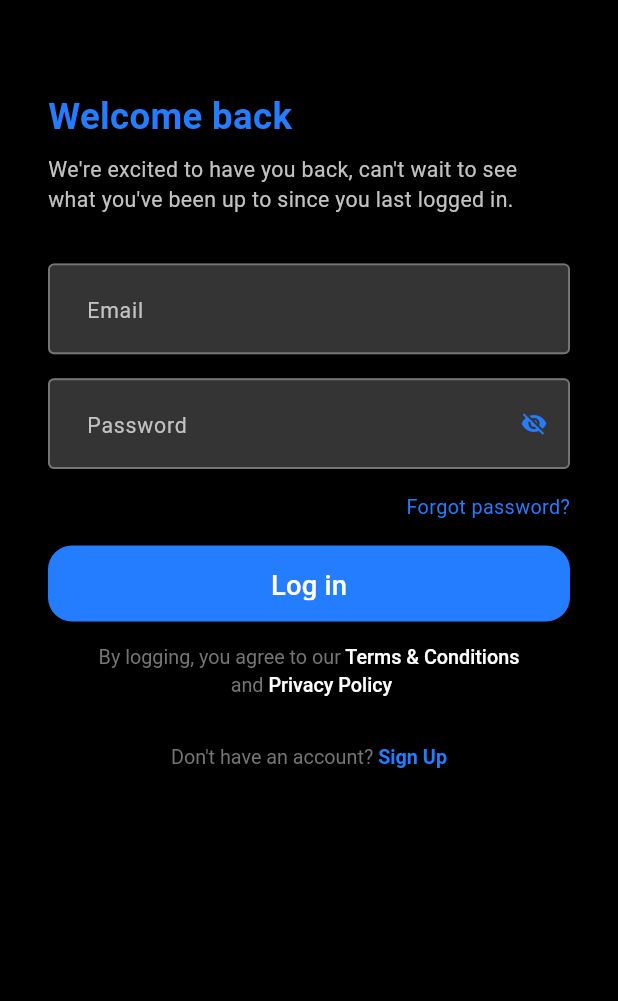
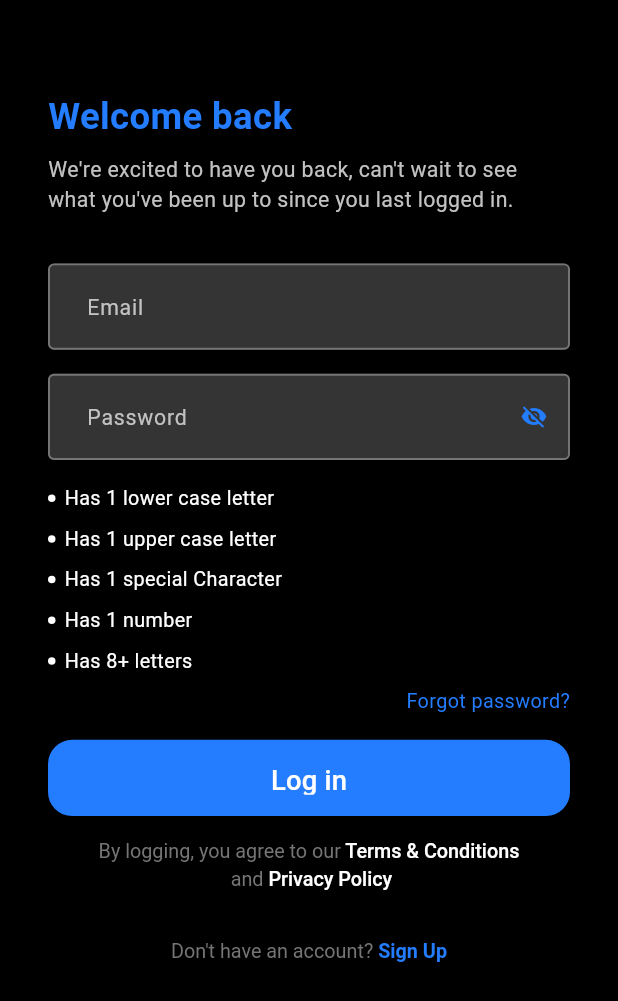
Before and after one commit to aliarfeen/doc_appointment_app, a Flutter app: the screen it shows after launch, after a tap on "Get Started", on a phone screen of 412 x 824 dp. Shown: the top 1001 px of the screen. Run offline on Flutter 3.47's test engine with Material 3 defaults, Android fonts, the phone set to English and light mode, and no system bars; our stand-ins replace dio, flutter_bloc, flutter_screenutil, flutter_svg, freezed_annotation, get_it and 2 more; generated files the repository leaves out were written again.

Commit message:
updated sing in validation UI

```diff
--- /dev/null
+++ b/lib/core/di/dependency_injection.dart
@@ -0,0 +1,26 @@
+import 'package:dio/dio.dart';
+import 'package:doc_appointment_app/core/networking/api_service.dart';
+import 'package:doc_appointment_app/core/networking/dio_factory.dart';
+import 'package:doc_appointment_app/features/login/data/repos/login_repo.dart';
+import 'package:doc_appointment_app/features/login/logic/cubit/login_cubit.dart';
+import 'package:get_it/get_it.dart';
+
+final getIt = GetIt.instance;
+
+Future<void> setupGetIt() async {
+  // Register Dio instance & ApiService
+  // This is a singleton instance of Dio that will be used throughout the app.
+  // The ApiService is a Retrofit service that uses Dio for network calls.
+  // It is registered as a lazy singleton, meaning it will only be created when it's first accessed.
+  // The ApiService is used to make network requests to the API.
+  // The DioFactory is a custom class that creates and configures the Dio instance.
+  Dio dio = DioFactory.getDio();
+  getIt.registerLazySingleton<ApiService>(() => ApiService(dio));
+// login repo
+  // The LoginRepo is a repository class that handles the login logic.
+  // It is registered as a lazy singleton, meaning it will only be created when it's first accessed.
+  // The LoginCubit is a state management class that uses the LoginRepo to manage the login state.
+
+  getIt.registerLazySingleton<LoginRepo>(() => LoginRepo(getIt()));
+  getIt.registerLazySingleton<LoginCubit>(() => LoginCubit(getIt()));
+}
--- /dev/null
+++ b/lib/core/helpers/regex.dart
@@ -0,0 +1,36 @@
+class AppRegex {
+  static bool isEmailValid(String email) {
+    return RegExp(r'^.+@[a-zA-Z]+\.{1}[a-zA-Z]+(\.{0,1}[a-zA-Z]+)$')
+        .hasMatch(email);
+  }
+
+  static bool isPasswordValid(String password) {
+    return RegExp(
+            r"^(?=.*[a-z])(?=.*[A-Z])(?=.*\d)(?=.*[@$!%*?&])[A-Za-z\d@$!%*?&]{8,}$")
+        .hasMatch(password);
+  }
+
+  static bool isPhoneNumberValid(String phoneNumber) {
+    return RegExp(r'^(010|011|012|015)[0-9]{8}$').hasMatch(phoneNumber);
+  }
+
+  static bool hasLowerCase(String password) {
+    return RegExp(r'^(?=.*[a-z])').hasMatch(password);
+  }
+
+  static bool hasUpperCase(String password) {
+    return RegExp(r'^(?=.*[A-Z])').hasMatch(password);
+  }
+
+  static bool hasNumber(String password) {
+    return RegExp(r'^(?=.*?[0-9])').hasMatch(password);
+  }
+
+  static bool hasSpecialCharacter(String password) {
+    return RegExp(r'^(?=.*?[#?!@$%^&*-])').hasMatch(password);
+  }
+
+  static bool hasMinLength(String password) {
+    return RegExp(r'^(?=.{8,})').hasMatch(password);
+  }
+}
--- a/lib/core/routing/app_router.dart
+++ b/lib/core/routing/app_router.dart
@@ -1,7 +1,11 @@
 import 'package:doc_appointment_app/core/routing/routes.dart';
+import 'package:doc_appointment_app/core/di/dependency_injection.dart';
+
+import 'package:doc_appointment_app/features/login/logic/cubit/login_cubit.dart';
 import 'package:doc_appointment_app/features/login/ui/widgets/login_screen.dart';
 import 'package:doc_appointment_app/features/onborading/onboarding_screen.dart';
 import 'package:flutter/material.dart';
+import 'package:flutter_bloc/flutter_bloc.dart';
 
 class AppRouter {
   Route generateRoute(RouteSettings settings) {
@@ -9,7 +13,11 @@ class AppRouter {
       case Routes.onBoardingScreen:
         return MaterialPageRoute(builder: (_) => const OnboardingScreen());
       case Routes.logInScreen:
-        return MaterialPageRoute(builder: (_) => const LoginScreen());
+        return MaterialPageRoute(
+            builder: (_) => BlocProvider(
+                  create: (context) => getIt<LoginCubit>(),
+                  child: const LoginScreen(),
+                ));
       default:
         return MaterialPageRoute(
           builder: (_) => SnackBar(
--- a/lib/core/widgets/app_text_field_form.dart
+++ b/lib/core/widgets/app_text_field_form.dart
@@ -8,12 +8,16 @@ class AppTextFieldForm extends StatelessWidget {
   final String hintText;
   final bool? isObsecured;
   final Widget? suffixIcon;
+  final Function(String?) validator;
+  final TextEditingController? controller;
 
   const AppTextFieldForm({
     super.key,
+    required this.validator,
+    required this.hintText,
+    this.controller,
     this.isObsecured,
     this.suffixIcon,
-    required this.hintText,
   });
 
   @override
@@ -21,8 +25,13 @@ class AppTextFieldForm extends StatelessWidget {
     return Padding(
       padding: const EdgeInsets.only(bottom: 16),
       child: TextFormField(
+        controller: controller,
+        validator: (value) {
+          return validator(value);
+        },
         cursorColor: ColorsManager.mainBlue,
         obscureText: isObsecured ?? false,
+        style: TextStyles.font14DarkBlueMedium,
         obscuringCharacter: '*',
         decoration: InputDecoration(
           isDense: true,
@@ -40,6 +49,12 @@ class AppTextFieldForm extends StatelessWidget {
           enabledBorder: OutlineInputBorder(
             borderSide: BorderSide(color: ColorsManager.gray, width: 1.3),
           ),
+          errorBorder: OutlineInputBorder(
+              borderSide: const BorderSide(color: Colors.red, width: 1.3),
+              borderRadius: BorderRadius.circular(16)),
+          focusedErrorBorder: OutlineInputBorder(
+              borderSide: const BorderSide(color: Colors.red, width: 1.3),
+              borderRadius: BorderRadius.circular(16)),
         ),
       ),
     );
--- a/lib/features/login/logic/cubit/login_cubit.dart
+++ b/lib/features/login/logic/cubit/login_cubit.dart
@@ -1,11 +1,16 @@
 import 'package:doc_appointment_app/features/login/data/models/login_request_body.dart';
 import 'package:doc_appointment_app/features/login/data/repos/login_repo.dart';
 import 'package:doc_appointment_app/features/login/logic/cubit/login_state.dart';
+import 'package:flutter/cupertino.dart';
 import 'package:flutter_bloc/flutter_bloc.dart';
 
 class LoginCubit extends Cubit<LoginState> {
   final LoginRepo _LoginRepo;
   LoginCubit(this._LoginRepo) : super(const LoginState.initial());
+
+  TextEditingController emailController = TextEditingController();
+  TextEditingController passwordController = TextEditingController();
+  final formKey = GlobalKey<FormState>();
 
   void emitLoadingState(LoginRequestBody loginRequestBody) async {
     emit(const LoginState.loading());
@@ -15,7 +20,7 @@ class LoginCubit extends Cubit<LoginState> {
         emit(LoginState.success(loginResponse));
       },
       failure: (error) {
-        emit(LoginState.error(error: error.failure.message ?? ""));
+        emit(LoginState.error(error: error.apiErrorModel.message ?? ""));
       },
     );
   }
--- /dev/null
+++ b/lib/features/login/ui/widgets/email_and_password.dart
@@ -0,0 +1,76 @@
+import 'package:doc_appointment_app/core/widgets/app_text_field_form.dart';
+import 'package:doc_appointment_app/features/login/logic/cubit/login_cubit.dart';
+import 'package:doc_appointment_app/features/login/ui/widgets/password_validations.dart';
+import 'package:flutter/material.dart';
+import 'package:flutter/widgets.dart';
+import 'package:flutter_bloc/flutter_bloc.dart';
+
+class EmailAndPassword extends StatefulWidget {
+  const EmailAndPassword({super.key});
+
+  @override
+  State<EmailAndPassword> createState() => _EmailAndPasswordState();
+}
+
+class _EmailAndPasswordState extends State<EmailAndPassword> {
+  bool isObsecured = true;
+
+  bool hasLowerCase = false,
+      hasUpperCase = false,
+      hasSpecialCharacters = false,
+      hasNumber = false,
+      hasMinLength = false;
+  late TextEditingController passwordController, emailController;
+  @override
+  void initState() {
+    super.initState();
+    passwordController = context.read<LoginCubit>().passwordController;
+  }
+
+  @override
+  Widget build(BuildContext context) {
+    return Form(
+        key: context.read<LoginCubit>().formKey,
+        child: Column(
+          children: [
+            AppTextFieldForm(
+              hintText: 'Email',
+              controller: context.read<LoginCubit>().emailController,
+              validator: (value) {
+                if (value == null || value.isEmpty) {
+                  return "Please enter valid Email";
+                }
+              },
+            ),
+            AppTextFieldForm(
+              //we ddnt complete validator here (here's ur check point)
+              validator: (value) {
+                if (value == null || value.isEmpty) {
+                  return "Please enter valid Password";
+                }
+              },
+              hintText: 'Password',
+              isObsecured: isObsecured,
+              suffixIcon: GestureDetector(
+                onTap: () {
+                  setState(
+                    () {
+                      isObsecured = !isObsecured;
+                    },
+                  );
+                },
+                child:
+                    Icon(isObsecured ? Icons.visibility_off : Icons.visibility),
+              ),
+            ),
+            PassWordValidations(
+              hasLowerCase: hasLowerCase,
+              hasUpperCase: hasUpperCase,
+              hasSpecialCharacters: hasSpecialCharacters,
+              hasNumber: hasNumber,
+              hasMinLength: hasMinLength,
+            ),
+          ],
+        ));
+  }
+}
--- a/lib/features/login/ui/widgets/login_screen.dart
+++ b/lib/features/login/ui/widgets/login_screen.dart
@@ -2,6 +2,7 @@ import 'package:doc_appointment_app/core/helpers/spacers.dart';
 import 'package:doc_appointment_app/core/theming/styles.dart';
 import 'package:doc_appointment_app/core/widgets/app_text_button.dart';
 import 'package:doc_appointment_app/core/widgets/app_text_field_form.dart';
+import 'package:doc_appointment_app/features/login/ui/widgets/email_and_password.dart';
 import 'package:doc_appointment_app/features/login/ui/widgets/terms_and_conditions.dart';
 import 'package:doc_appointment_app/features/login/ui/widgets/you_have_acc.dart';
 import 'package:flutter/material.dart';
@@ -37,22 +38,7 @@ class _LoginScreenState extends State<LoginScreen> {
                   style: TextStyles.font14LightGrayRegular,
                 ),
                 verticalSpacer(32.h),
-                AppTextFieldForm(hintText: 'Email'),
-                AppTextFieldForm(
-                  hintText: 'Password',
-                  isObsecured: isObsecure,
-                  suffixIcon: GestureDetector(
-                    onTap: () {
-                      setState(
-                        () {
-                          isObsecure = !isObsecure;
-                        },
-                      );
-                    },
-                    child: Icon(
-                        isObsecure ? Icons.visibility_off : Icons.visibility),
-                  ),
-                ),
+                EmailAndPassword(),
                 Align(
                   alignment: AlignmentDirectional.centerEnd,
                   child: Text(
@@ -64,7 +50,9 @@ class _LoginScreenState extends State<LoginScreen> {
                 AppTextButton(
                   buttonText: 'Log in',
                   textStyle: TextStyles.font18WhiteMedium,
-                  onPressed: () {},
+                  onPressed: () {
+                    _validateThemSubmit();
+                  },
                 ),
                 verticalSpacer(16),
                 Align(
@@ -84,4 +72,6 @@ class _LoginScreenState extends State<LoginScreen> {
       ),
     );
   }
+
+  void _validateThemSubmit() {}
 }
--- /dev/null
+++ b/lib/features/login/ui/widgets/password_validations.dart
@@ -0,0 +1,64 @@
+import 'package:doc_appointment_app/core/helpers/spacers.dart';
+import 'package:doc_appointment_app/core/theming/colors.dart';
+import 'package:doc_appointment_app/core/theming/styles.dart';
+import 'package:flutter/material.dart';
+import 'package:flutter_screenutil/flutter_screenutil.dart';
+
+class PassWordValidations extends StatelessWidget {
+  final bool hasLowerCase,
+      hasUpperCase,
+      hasSpecialCharacters,
+      hasNumber,
+      hasMinLength;
+  const PassWordValidations(
+      {super.key,
+      required this.hasLowerCase,
+      required this.hasUpperCase,
+      required this.hasSpecialCharacters,
+      required this.hasNumber,
+      required this.hasMinLength});
+
+  @override
+  Widget build(BuildContext context) {
+    return Column(
+      children: [
+        //gonna optimze it later
+        _buildValidationItem("Has 1 lower case letter", hasLowerCase),
+
+        _buildValidationItem("Has 1 upper case letter", hasUpperCase),
+
+        _buildValidationItem("Has 1 special Character", hasSpecialCharacters),
+
+        _buildValidationItem("Has 1 number", hasNumber),
+
+        _buildValidationItem("Has 8+ letters", hasMinLength),
+      ],
+    );
+  }
+
+  Widget _buildValidationItem(String text, bool isValidated) {
+    return Column(
+      children: [
+        Row(
+          children: [
+            CircleAvatar(
+              radius: 2.5,
+              backgroundColor: isValidated ? Colors.green : Colors.white,
+            ),
+            horizontalSpacer(6),
+            Text(
+              text,
+              style: TextStyles.font13DarkBlueRegular.copyWith(
+                decoration: isValidated ? TextDecoration.lineThrough : null,
+                decorationColor: Colors.green,
+                decorationThickness: 2,
+                color: isValidated ? Colors.green : Colors.white,
+              ),
+            )
+          ],
+        ),
+        verticalSpacer(8.h)
+      ],
+    );
+  }
+}
--- a/lib/features/onborading/onboarding_screen.dart
+++ b/lib/features/onborading/onboarding_screen.dart
@@ -7,7 +7,6 @@ import 'package:doc_appointment_app/core/theming/styles.dart';
 
 class OnboardingScreen extends StatelessWidget {
   const OnboardingScreen({super.key});
-
   @override
   Widget build(BuildContext context) {
     return Scaffold(
--- a/lib/main.dart
+++ b/lib/main.dart
@@ -1,8 +1,11 @@
+import 'package:doc_appointment_app/core/di/dependency_injection.dart';
 import 'package:doc_appointment_app/core/routing/app_router.dart';
 import 'package:doc_appointment_app/doc_app.dart';
 import 'package:flutter/material.dart';
 
-void main() {
+void main() async {
+  WidgetsFlutterBinding.ensureInitialized();
+  await setupGetIt();
   runApp(DocApp(
     appRouter: AppRouter(),
   ));
--- a/pubspec.yaml
+++ b/pubspec.yaml
@@ -43,8 +43,9 @@ dependencies:
   freezed_annotation: ^3.0.0
   retrofit: ^4.4.2
   retrofit_generator: ^9.1.9
-  flutter_bloc: ^9.1.0
+  flutter_bloc: ^9.1.1
   bloc: ^9.0.0
+  get_it: ^8.0.3
 
 dev_dependencies:
   flutter_test:
```
Also changed, not shown: pubspec.lock, 125 other files.
